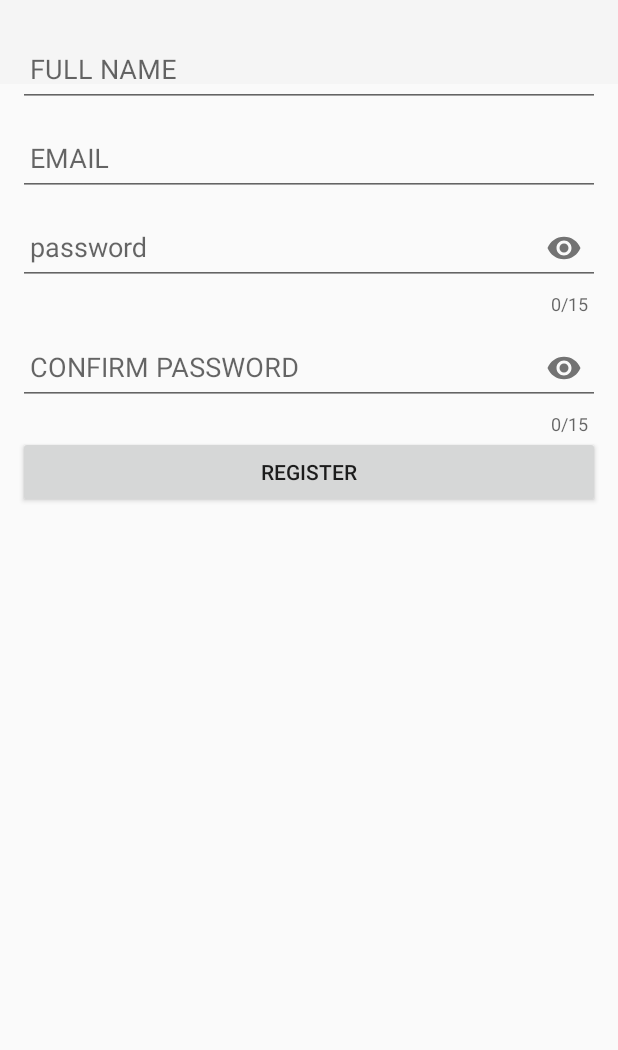
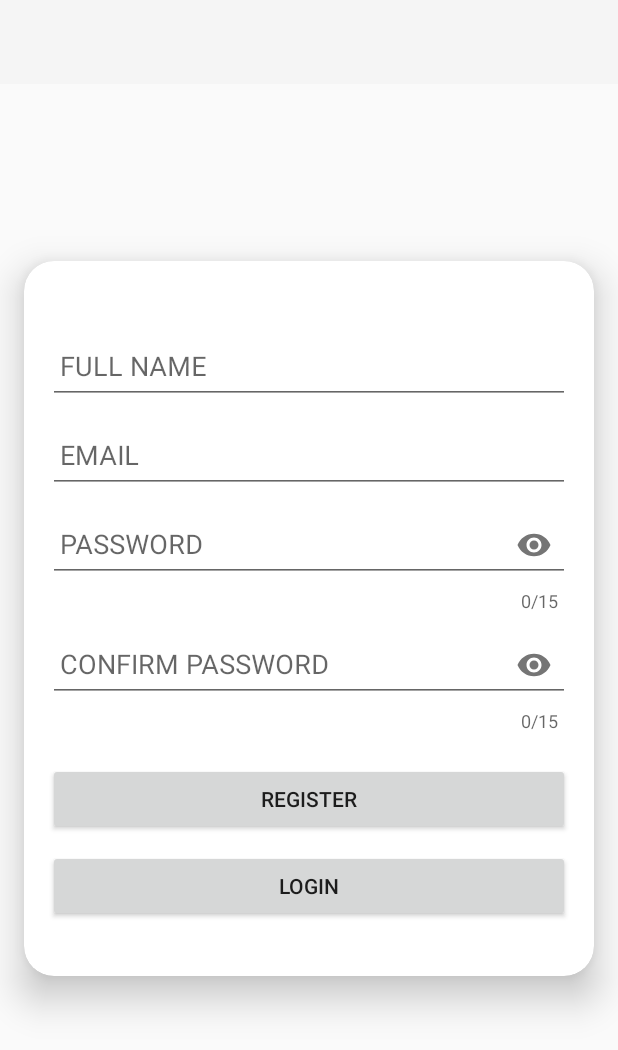
Before and after one commit to Omnyanasr/Recipe-App, an Android app: the RegisterFragment screen opened through its navigation route, on a phone screen of 412 x 824 dp. Shown: the top 1050 px of the screen. Run offline under Robolectric (Android 15) with nearby library versions, the phone set to English and light mode, and no system bars; our stand-ins replace Room's generated code, navigation-ui.

Commit message:
update register to add login button

```diff
--- a/app/src/main/java/com/example/recipeapp/RegisterFragment.kt
+++ b/app/src/main/java/com/example/recipeapp/RegisterFragment.kt
@@ -23,6 +23,7 @@ class RegisterFragment : Fragment(R.layout.fragment_register) {
     private lateinit var registerButton: Button
     private lateinit var db: AppDatabase
     private lateinit var sharedPrefManager: SharedPrefManager
+    private lateinit var loginButton: Button
 
     override fun onViewCreated(view: View, savedInstanceState: Bundle?) {
         super.onViewCreated(view, savedInstanceState)
@@ -30,6 +31,7 @@ class RegisterFragment : Fragment(R.layout.fragment_register) {
         passwordEditText = view.findViewById(R.id.password)
         confirmPasswordEditText = view.findViewById(R.id.etConfirmPassword)
         registerButton = view.findViewById(R.id.btnRegister)
+        loginButton = view.findViewById(R.id.loginbtn)
         db = AppDatabase.getDatabase(requireContext())
         sharedPrefManager = SharedPrefManager(requireContext())
 
@@ -40,6 +42,11 @@ class RegisterFragment : Fragment(R.layout.fragment_register) {
             if (validateInput(email, password, confirmPassword)) {
                 registerUser(email, password)
             }
+        }
+
+        // Set up register button click listener
+        loginButton.setOnClickListener {
+            navigateToLoginFragment()
         }
     }
 
@@ -67,4 +74,8 @@ class RegisterFragment : Fragment(R.layout.fragment_register) {
             }
         }
     }
+
+    private fun navigateToLoginFragment() {
+        findNavController().navigate(R.id.action_registerFragment_to_loginFragment)
+    }
 }
--- a/app/src/main/res/layout/fragment_register.xml
+++ b/app/src/main/res/layout/fragment_register.xml
@@ -1,17 +1,35 @@
 <?xml version="1.0" encoding="utf-8"?>
-<LinearLayout xmlns:android="http://schemas.android.com/apk/res/android"
+<androidx.constraintlayout.widget.ConstraintLayout xmlns:android="http://schemas.android.com/apk/res/android"
     xmlns:app="http://schemas.android.com/apk/res-auto"
     xmlns:tools="http://schemas.android.com/tools"
     android:layout_width="match_parent"
     android:layout_height="match_parent"
-    android:layout_margin="12dp"
+    tools:context=".RegisterFragment">
+
+    <androidx.cardview.widget.CardView
+        android:layout_width="match_parent"
+        android:layout_height="wrap_content"
+        android:layout_margin="16dp"
+        app:cardElevation="15dp"
+        app:cardCornerRadius="20dp"
+        app:layout_constraintBottom_toBottomOf="parent"
+        app:layout_constraintEnd_toEndOf="parent"
+        app:layout_constraintStart_toStartOf="parent"
+        app:layout_constraintTop_toTopOf="parent"
+        app:layout_constraintHorizontal_bias="0.5"
+        app:layout_constraintVertical_bias="0.5">
+
+        <LinearLayout
+            android:layout_width="match_parent"
+            android:layout_height="wrap_content"
             android:orientation="vertical"
-    tools:context=".RegisterFragment">
+            android:padding="16dp">
 
             <com.google.android.material.textfield.TextInputLayout
                 style="@style/ThemeOverlay.Material3.TextInputEditText.OutlinedBox"
                 android:layout_width="match_parent"
-        android:layout_height="wrap_content">
+                android:layout_height="wrap_content"
+                android:layout_marginTop="20dp">
                 <com.google.android.material.textfield.TextInputEditText
                     android:layout_width="match_parent"
                     android:layout_height="wrap_content"
@@ -50,7 +68,7 @@
                     android:layout_height="wrap_content"
                     android:paddingHorizontal="8dp"
                     android:paddingVertical="12dp"
-            android:hint="@string/passwordEditText"
+                    android:hint="@string/password"
                     android:maxLength="15"
                     android:inputType="textPassword" />
             </com.google.android.material.textfield.TextInputLayout>
@@ -61,7 +79,8 @@
                 android:layout_height="wrap_content"
                 app:counterEnabled="true"
                 app:counterMaxLength="15"
-        app:passwordToggleEnabled="true">
+                app:passwordToggleEnabled="true"
+                android:layout_marginBottom="20dp">
                 <com.google.android.material.textfield.TextInputEditText
                     android:id="@+id/etConfirmPassword"
                     android:layout_width="match_parent"
@@ -77,6 +96,18 @@
                 android:id="@+id/btnRegister"
                 android:layout_width="match_parent"
                 android:layout_height="wrap_content"
-        android:text="@string/registerButton" />
+                android:text="@string/register"
+                android:layout_marginBottom="10dp"/>
+
+            <Button
+                android:id="@+id/loginbtn"
+                android:layout_width="match_parent"
+                android:layout_height="wrap_content"
+                android:text="@string/login"
+                android:layout_marginBottom="20dp"/>
 
         </LinearLayout>
+
+    </androidx.cardview.widget.CardView>
+
+</androidx.constraintlayout.widget.ConstraintLayout>
--- a/app/src/main/res/navigation/auth_nav_graph.xml
+++ b/app/src/main/res/navigation/auth_nav_graph.xml
@@ -35,5 +35,9 @@
         android:id="@+id/registerFragment"
         android:name="com.example.recipeapp.RegisterFragment"
         android:label="RegisterFragment"
-        tools:layout="@layout/fragment_register" />
+        tools:layout="@layout/fragment_register" >
+        <action
+            android:id="@+id/action_registerFragment_to_loginFragment"
+            app:destination="@id/loginFragment" />
+    </fragment>
 </navigation>
--- a/app/src/main/res/values/strings.xml
+++ b/app/src/main/res/values/strings.xml
@@ -5,10 +5,8 @@
     <string name="password">PASSWORD</string>
     <string name="email">EMAIL</string>
     <string name="full_name">FULL NAME</string>
-    <string name="register">REGISTER</string>
+    <string name="register">Register</string>
     <string name="confirm_password">CONFIRM PASSWORD</string>
-    <string name="passwordEditText">password</string>
-    <string name="registerButton">register</string>
     <string name="about_image_desc">admins</string>
     <string name="about_the_application">About the Application</string>
     <string name="about_the_creators">Our Team</string>
@@ -35,4 +33,6 @@
     <string name="home_nav">Home</string>
     <string name="favorites_nav">Favorites</string>
     <string name="search_nav">Search</string>
+    <string name="login">Login</string>
+    <string name="loginfragment">loginFragment</string>
 </resources>
```
Also changed, not shown: app/src/main/res/layout/fragment_login.xml (+36 -9 lines). Lines whose indentation alone changed are shown as unchanged.
